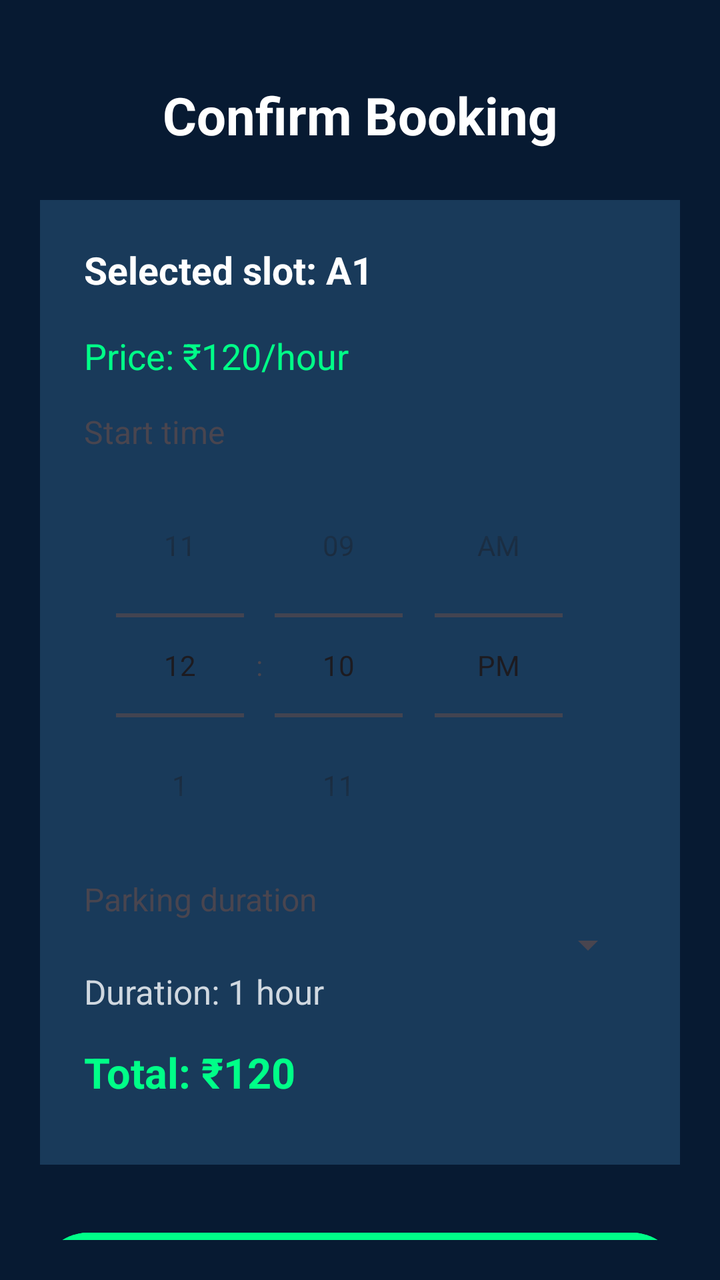
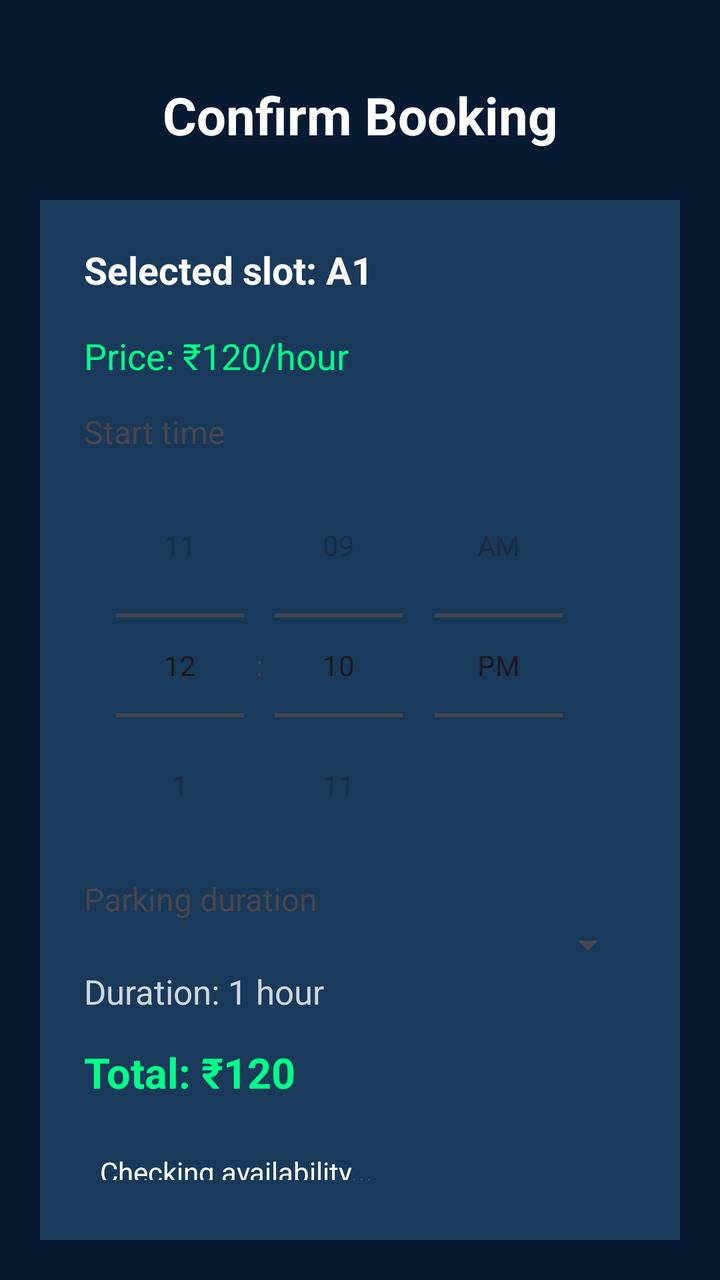

An Android layout rendered at two revisions. The XML below is the earlier revision; the diff shows what the commit changed to produce the second picture.
<!-- AndroidManifest.xml: application theme Theme.ParkingSlotFinder -->
<!-- res/layout/activity_booking.xml -->
<?xml version="1.0" encoding="utf-8"?>
<LinearLayout
    xmlns:android="http://schemas.android.com/apk/res/android"
    android:layout_width="match_parent"
    android:layout_height="match_parent"
    android:orientation="vertical"
    android:background="#071A32"
    android:padding="20dp">

    
    
    

    <TextView
        android:layout_width="match_parent"
        android:layout_height="wrap_content"
        android:text="Confirm Booking"
        android:textColor="#FFFFFF"
        android:textSize="26sp"
        android:textStyle="bold"
        android:gravity="center"
        android:layout_marginTop="20dp"
        android:layout_marginBottom="25dp" />

    
    
    

    <LinearLayout
        android:layout_width="match_parent"
        android:layout_height="wrap_content"
        android:orientation="vertical"
        android:background="#193A5A"
        android:padding="22dp">

        

        <TextView
            android:id="@+id/slotText"
            android:layout_width="match_parent"
            android:layout_height="wrap_content"
            android:text="Selected slot: A1"
            android:textColor="#FFFFFF"
            android:textSize="19sp"
            android:textStyle="bold"
            android:paddingBottom="18dp" />

        

        <TextView
            android:id="@+id/priceText"
            android:layout_width="match_parent"
            android:layout_height="wrap_content"
            android:text="Price: ₹120/hour"
            android:textColor="#00FF88"
            android:textSize="18sp"
            android:paddingBottom="15dp" />



        <TextView
            android:layout_width="wrap_content"
            android:layout_height="wrap_content"
            android:text="Start time"
            android:textSize="16sp" />

        <TimePicker
            android:id="@+id/startTimePicker"
            android:layout_width="wrap_content"
            android:layout_height="wrap_content"
            android:timePickerMode="spinner"
           />

        <TextView
            android:layout_width="wrap_content"
            android:layout_height="wrap_content"
            android:text="Parking duration"
            android:textSize="16sp" />

        <Spinner
            android:id="@+id/durationSpinner"
            android:layout_width="match_parent"
            android:layout_height="wrap_content" />


        

        <TextView
            android:id="@+id/durationText"
            android:layout_width="match_parent"
            android:layout_height="wrap_content"
            android:text="Duration: 1 hour"
            android:textColor="#D0D8E0"
            android:textSize="17sp"
            android:paddingBottom="15dp" />

        

        <TextView
            android:id="@+id/totalText"
            android:layout_width="match_parent"
            android:layout_height="wrap_content"
            android:text="Total: ₹120"
            android:textColor="#00FF88"
            android:textSize="21sp"
            android:textStyle="bold"
            android:paddingBottom="10dp" />

    </LinearLayout>

    
    
    

    <Button
        android:id="@+id/confirmButton"
        android:layout_width="match_parent"
        android:layout_height="56dp"
        android:layout_marginTop="30dp"
        android:text="Confirm Booking"
        android:textColor="#071A32"
        android:textSize="17sp"
        android:textStyle="bold"
        android:backgroundTint="#00FF88" />

</LinearLayout>
<!-- resources referenced by this layout -->
<resources>
  <style name="Theme.ParkingSlotFinder" parent="Base.Theme.ParkingSlotFinder" />
  <style name="Base.Theme.ParkingSlotFinder" parent="Theme.Material3.DayNight.NoActionBar">
          
          
      </style>
</resources>

<!-- the commit's change to res/layout/activity_booking.xml (unified diff, before → after) -->
@@ -106,11 +106,23 @@
             android:textStyle="bold"
             android:paddingBottom="10dp" />
 
+
+
+        
+        <TextView
+            android:id="@+id/availabilityText"
+            android:layout_width="match_parent"
+            android:layout_height="wrap_content"
+            android:layout_marginTop="8dp"
+            android:padding="8dp"
+            android:text="Checking availability..."
+            android:textColor="#FFFFFF"
+            android:textSize="14sp" />
+
+
     </LinearLayout>
 
-    
-    
-    
+
 
     <Button
         android:id="@+id/confirmButton"
